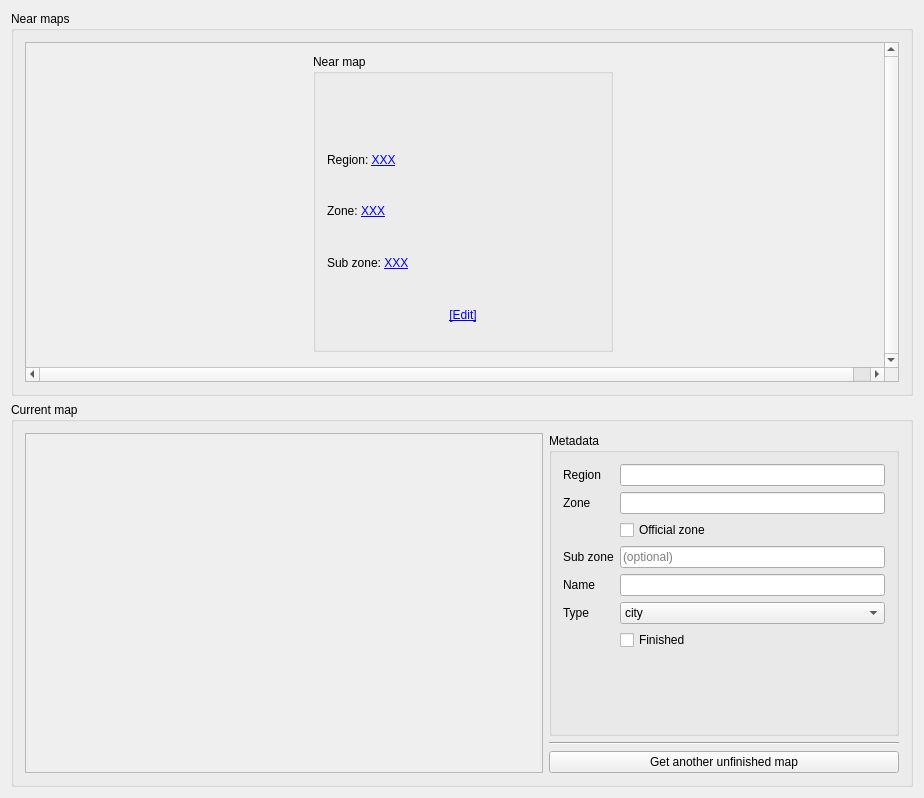
alphaonex86/CatchChallenger, file tools/map-metadata/MainWindow.ui: the form before one commit.
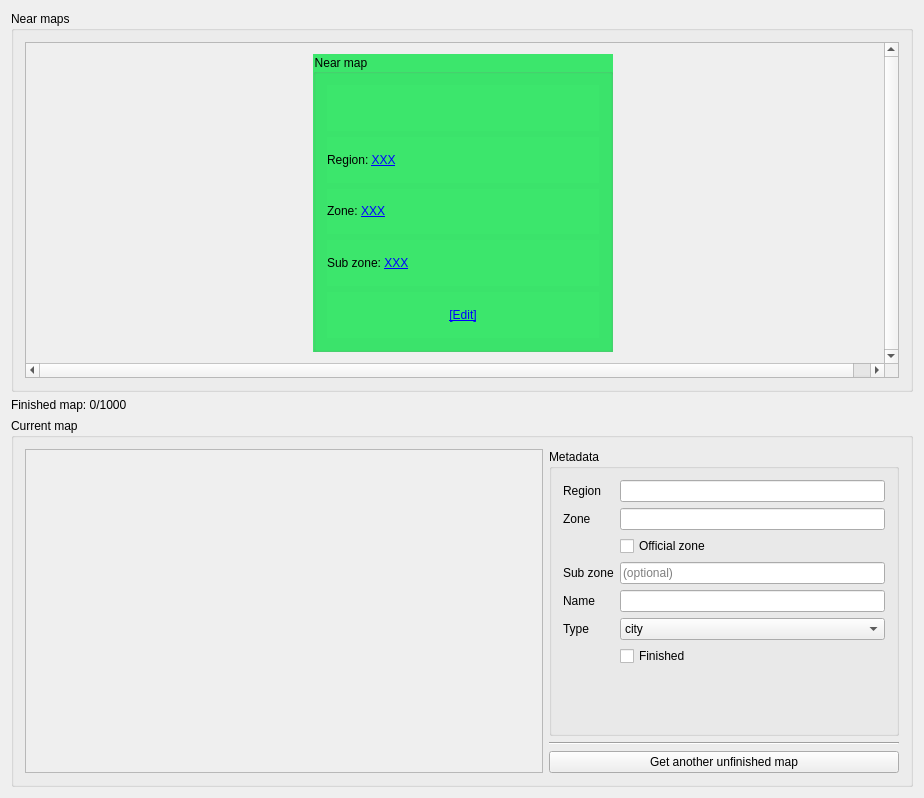
The form after the commit. Icons and pictures are not drawn.

Commit message: [Improvement] map-metadata tool

```diff
--- a/tools/map-metadata/MainWindow.ui
+++ b/tools/map-metadata/MainWindow.ui
@@ -65,6 +65,9 @@
                <height>300</height>
               </size>
              </property>
+             <property name="styleSheet">
+              <string notr="true">background-color: rgb(60, 230, 108);</string>
+             </property>
              <property name="title">
               <string>Near map</string>
              </property>
@@ -120,6 +123,13 @@
       </layout>
      </widget>
     </item>
+    <item>
+     <widget class="QLabel" name="progressLabel">
+      <property name="text">
+       <string>Finished map: 0/1000</string>
+      </property>
+     </widget>
+    </item>
     <item>
      <widget class="QGroupBox" name="groupBox_2">
       <property name="title">
```
The commit also changes 2 other files.
